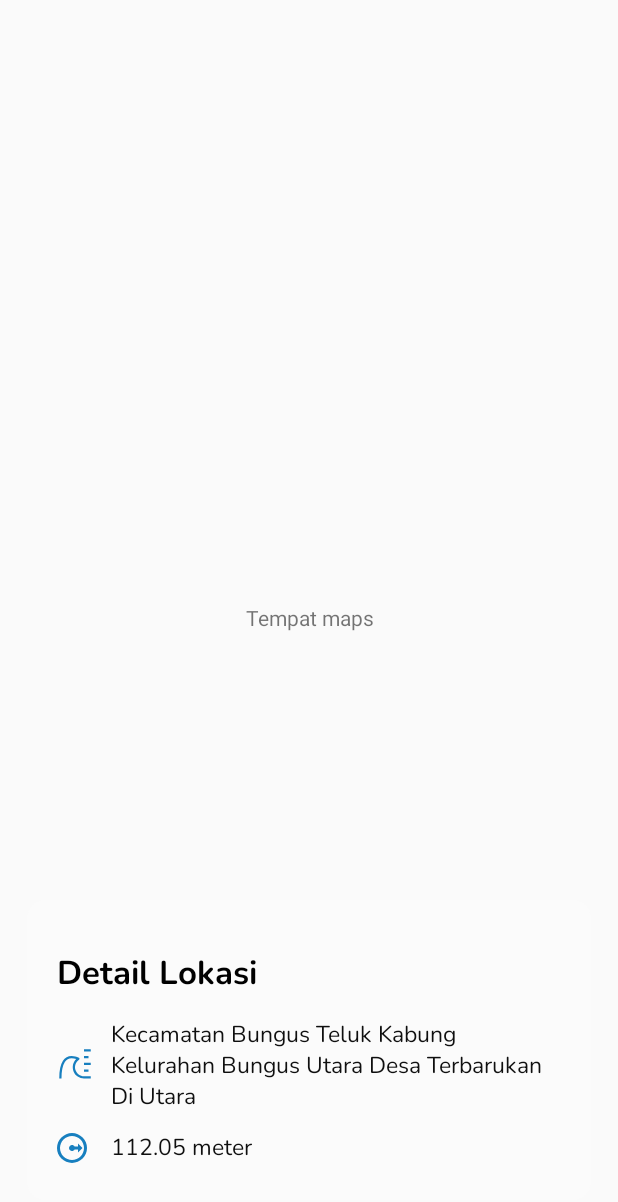
After one commit to fadilHidayatul/RawanBanjirApp, an Android app: the DetailDaerahActivity screen opened directly, with no data from a screen before it, on a phone screen of 412 x 824 dp. The commit adds this screen. Shown: the top 1202 px of the screen. Run offline under Robolectric (Android 15) with nearby library versions, the phone set to English and light mode, and no system bars; 3 statements that could not run were skipped.

Commit message:
Daerah Menu Done(Map Undone)

```diff
--- a/app/src/main/AndroidManifest.xml
+++ b/app/src/main/AndroidManifest.xml
@@ -1,6 +1,8 @@
 <?xml version="1.0" encoding="utf-8"?>
 <manifest xmlns:android="http://schemas.android.com/apk/res/android"
     package="com.example.rawanbanjirapp">
+
+    <uses-permission android:name="android.permission.INTERNET" />
 
     <application
         android:allowBackup="true"
@@ -9,7 +11,8 @@
         android:roundIcon="@mipmap/ic_launcher_round"
         android:supportsRtl="true"
         android:theme="@style/AppTheme">
-        <activity android:name=".Bantuan.BantuanActivity"></activity>
+        <activity android:name=".Daerah.DetailDaerahActivity"></activity>
+        <activity android:name=".Bantuan.BantuanActivity" />
         <activity android:name=".Informasi.DetailInformasiActivity" />
         <activity android:name=".Informasi.InformasiActivity" />
         <activity android:name=".Daerah.KelurahanActivity" />
--- /dev/null
+++ b/app/src/main/java/com/example/rawanbanjirapp/Daerah/DetailDaerahActivity.kt
@@ -0,0 +1,70 @@
+package com.example.rawanbanjirapp.Daerah
+
+import android.annotation.SuppressLint
+import android.content.Context
+import androidx.appcompat.app.AppCompatActivity
+import android.os.Bundle
+import android.widget.Toast
+import com.example.rawanbanjirapp.UtilsApi.ApiClient
+import com.example.rawanbanjirapp.databinding.ActivityDetailDaerahBinding
+import okhttp3.ResponseBody
+import org.json.JSONObject
+import retrofit2.Call
+import retrofit2.Callback
+import retrofit2.Response
+
+class DetailDaerahActivity : AppCompatActivity() {
+    private lateinit var binding : ActivityDetailDaerahBinding
+    private lateinit var context: Context
+
+    private var idkec : String = ""
+    private var idkel : String = ""
+
+
+
+    override fun onCreate(savedInstanceState: Bundle?) {
+        super.onCreate(savedInstanceState)
+        binding = ActivityDetailDaerahBinding.inflate(layoutInflater)
+        setContentView(binding.root)
+        context = this
+
+        var intent = intent
+        idkec = intent.getStringExtra("idkec")!!
+        idkel = intent.getStringExtra("idkel")!!
+
+        Toast.makeText(context,"$idkec & $idkel", Toast.LENGTH_SHORT).show()
+        getDataDaerah(idkec,idkel)
+    }
+
+    private fun getDataDaerah(idkec: String, idkel: String) {
+        ApiClient.getClient.getDaerah(idkec,idkel).enqueue(object : Callback<ResponseBody>{
+            override fun onResponse(call: Call<ResponseBody>, response: Response<ResponseBody>) {
+                if (response.isSuccessful){
+                    val jsonO = JSONObject(response.body()!!.string())
+                    if (jsonO.getString("status") == "200"){
+                        val jsonA = jsonO.getJSONArray("DATA")
+                        val data = jsonA.getJSONObject(0)
+
+                        val kecamatan = data.getString("nama_kecamatan")
+                        val kelurahan = data.getString("nama_kelurahan")
+                        val range = data.getString("luas")
+
+                        binding.keckel.text = "Kecamatan $kecamatan, Kelurahan $kelurahan"
+                        binding.range.text = "Radius $range m"
+
+                    }else{
+                        Toast.makeText(context,"${jsonO.getString("message")}", Toast.LENGTH_SHORT).show()
+                    }
+                }else{
+                    Toast.makeText(context,"Respon Failure", Toast.LENGTH_SHORT).show()
+                }
+            }
+
+            override fun onFailure(call: Call<ResponseBody>, t: Throwable) {
+                Toast.makeText(context,"Cek Koneksi Internet", Toast.LENGTH_SHORT).show()
+            }
+
+        })
+
+    }
+}
--- a/app/src/main/java/com/example/rawanbanjirapp/MainActivity.kt
+++ b/app/src/main/java/com/example/rawanbanjirapp/MainActivity.kt
@@ -7,6 +7,7 @@ import android.os.Bundle
 import android.view.View
 import android.widget.Toast
 import com.example.rawanbanjirapp.About.AboutActivity
+import com.example.rawanbanjirapp.Bantuan.BantuanActivity
 import com.example.rawanbanjirapp.Daerah.KecamatanActivity
 import com.example.rawanbanjirapp.Informasi.InformasiActivity
 import com.example.rawanbanjirapp.databinding.ActivityMainBinding
@@ -34,7 +35,7 @@ class MainActivity : AppCompatActivity() {
             startActivity(Intent(this, AboutActivity::class.java))
         }
         binding.menu5.setOnClickListener {
-            Toast.makeText(this,"Bantuan",Toast.LENGTH_SHORT).show()
+            startActivity(Intent(this, BantuanActivity::class.java))
         }
         binding.menu6.setOnClickListener {
             finish()
--- /dev/null
+++ b/app/src/main/java/com/example/rawanbanjirapp/UtilsApi/ApiClient.kt
@@ -0,0 +1,26 @@
+package com.example.rawanbanjirapp.UtilsApi
+
+import com.google.gson.GsonBuilder
+import okhttp3.OkHttpClient
+import okhttp3.logging.HttpLoggingInterceptor
+import retrofit2.Retrofit
+import retrofit2.converter.gson.GsonConverterFactory
+
+object ApiClient {
+    var BASE_URL : String = "http://192.168.100.35/banjirapp/"
+
+    val getClient : ApiInterface
+        get() {
+            val gson = GsonBuilder().setLenient().create()
+            val interceptor = HttpLoggingInterceptor().setLevel(HttpLoggingInterceptor.Level.BODY)
+            val client = OkHttpClient.Builder().addInterceptor(interceptor).build()
+
+            val retrofit = Retrofit.Builder()
+                .baseUrl(BASE_URL)
+                .client(client)
+                .addConverterFactory(GsonConverterFactory.create(gson))
+                .build()
+
+            return retrofit.create(ApiInterface::class.java)
+        }
+}
--- /dev/null
+++ b/app/src/main/java/com/example/rawanbanjirapp/UtilsApi/ApiInterface.kt
@@ -0,0 +1,24 @@
+package com.example.rawanbanjirapp.UtilsApi
+
+import okhttp3.ResponseBody
+import retrofit2.Call
+import retrofit2.http.*
+
+interface ApiInterface {
+    @GET("daerah/get_kecamatan.php")
+    fun getKecamatan(
+        //empty
+    ) : Call<ResponseBody>
+
+    @GET("daerah/get_kelurahan.php")
+    fun getKelurahan(
+        @Query("id_kecamatan") id_kecamatan : String
+    ) : Call<ResponseBody>
+
+    @FormUrlEncoded
+    @POST("daerah/get_daerah.php")
+    fun getDaerah(
+        @Field("id_kecamatan") id_kecamatan: String,
+        @Field("id_kelurahan") id_kelurahan : String
+    ) : Call<ResponseBody>
+}
--- /dev/null
+++ b/app/src/main/res/drawable/ic_detail_lokasi.xml
@@ -0,0 +1,21 @@
+<vector xmlns:android="http://schemas.android.com/apk/res/android"
+    android:width="24dp"
+    android:height="24dp"
+    android:viewportWidth="24"
+    android:viewportHeight="24">
+  <path
+      android:pathData="M18,1.5H22.5V3H18V1.5Z"
+      android:fillColor="#177FBF"/>
+  <path
+      android:pathData="M18,6H21V7.5H18V6Z"
+      android:fillColor="#177FBF"/>
+  <path
+      android:pathData="M18,10.5H22.5V12H18V10.5Z"
+      android:fillColor="#177FBF"/>
+  <path
+      android:pathData="M18,15H21V16.5H18V15Z"
+      android:fillColor="#177FBF"/>
+  <path
+      android:pathData="M22.5,21H18C16.5017,20.9948 15.0391,20.5425 13.7994,19.701C12.5598,18.8595 11.5995,17.6672 11.0415,16.2767C10.4835,14.8862 10.3532,13.3608 10.6673,11.8959C10.9815,10.4309 11.7257,9.093 12.8047,8.0535C11.8247,7.6923 10.7892,7.505 9.7448,7.5C8.8317,7.4908 7.9324,7.7232 7.1382,8.1736C6.3439,8.6241 5.6829,9.2766 5.2222,10.065C3.7478,12.3263 3,16.005 3,21H1.5C1.5,15.7095 2.3295,11.7548 3.9653,9.2453C4.563,8.2481 5.4106,7.4241 6.4244,6.855C7.4381,6.2858 8.5829,5.9911 9.7455,6H9.75C11.4351,6.024 13.0924,6.4324 14.5958,7.194C14.7116,7.2545 14.8096,7.3441 14.8802,7.4541C14.9507,7.5641 14.9913,7.6906 14.9978,7.8211C15.0044,7.9516 14.9768,8.0815 14.9177,8.1981C14.8587,8.3146 14.7702,8.4137 14.661,8.4855C13.5916,9.2041 12.781,10.2468 12.3484,11.4604C11.9158,12.674 11.884,13.9944 12.2578,15.2274C12.6316,16.4604 13.3912,17.5409 14.4248,18.31C15.4584,19.0791 16.7116,19.4962 18,19.5H22.5V21Z"
+      android:fillColor="#177FBF"/>
+</vector>
--- /dev/null
+++ b/app/src/main/res/drawable/ic_range.xml
@@ -0,0 +1,9 @@
+<vector xmlns:android="http://schemas.android.com/apk/res/android"
+    android:width="20dp"
+    android:height="20dp"
+    android:viewportWidth="20"
+    android:viewportHeight="20">
+  <path
+      android:pathData="M10,0C8.6868,0 7.3864,0.2587 6.1732,0.7612C4.9599,1.2637 3.8575,2.0003 2.9289,2.9289C1.0536,4.8043 0,7.3478 0,10C0,12.6522 1.0536,15.1957 2.9289,17.0711C3.8575,17.9997 4.9599,18.7362 6.1732,19.2388C7.3864,19.7413 8.6868,20 10,20C12.6522,20 15.1957,18.9464 17.0711,17.0711C18.9464,15.1957 20,12.6522 20,10C20,8.6868 19.7413,7.3864 19.2388,6.1732C18.7362,4.9599 17.9997,3.8575 17.0711,2.9289C16.1425,2.0003 15.0401,1.2637 13.8268,0.7612C12.6136,0.2587 11.3132,0 10,0V0ZM10,18C7.8783,18 5.8434,17.1571 4.3432,15.6569C2.8428,14.1566 2,12.1217 2,10C2,7.8783 2.8428,5.8434 4.3432,4.3432C5.8434,2.8428 7.8783,2 10,2C12.1217,2 14.1566,2.8428 15.6569,4.3432C17.1571,5.8434 18,7.8783 18,10C18,12.1217 17.1571,14.1566 15.6569,15.6569C14.1566,17.1571 12.1217,18 10,18V18ZM14,13V11H11.72C11.36,11.62 10.71,12 10,12C9.4696,12 8.9609,11.7893 8.5858,11.4142C8.2107,11.0391 8,10.5304 8,10C8,9.4696 8.2107,8.9609 8.5858,8.5858C8.9609,8.2107 9.4696,8 10,8C10.71,8 11.36,8.38 11.72,9H14V7L17,10L14,13Z"
+      android:fillColor="#177FBF"/>
+</vector>
--- /dev/null
+++ b/app/src/main/res/layout/activity_detail_daerah.xml
@@ -0,0 +1,93 @@
+<?xml version="1.0" encoding="utf-8"?>
+<RelativeLayout xmlns:android="http://schemas.android.com/apk/res/android"
+    xmlns:app="http://schemas.android.com/apk/res-auto"
+    xmlns:tools="http://schemas.android.com/tools"
+    android:layout_width="match_parent"
+    android:layout_height="match_parent"
+    tools:context=".Daerah.DetailDaerahActivity">
+
+    <TextView
+        android:id="@+id/testText"
+        android:text="Tempat maps"
+        android:gravity="center"
+        android:layout_width="match_parent"
+        android:layout_height="match_parent"/>
+
+    <androidx.cardview.widget.CardView
+        android:layout_alignParentBottom="true"
+        android:layout_marginHorizontal="18dp"
+        android:layout_marginBottom="24dp"
+        app:cardCornerRadius="12dp"
+        android:translationZ="-3dp"
+        android:alpha="0.2"
+        android:layout_width="match_parent"
+        android:layout_height="200dp" />
+
+    <LinearLayout
+        android:weightSum="5"
+        android:layout_alignParentBottom="true"
+        android:layout_marginHorizontal="38dp"
+        android:layout_marginBottom="24dp"
+        android:paddingVertical="8dp"
+        android:layout_width="match_parent"
+        android:layout_height="175dp"
+        android:orientation="vertical">
+        <TextView
+            android:alpha="1"
+            android:layout_weight="1"
+            android:text="Detail Lokasi"
+            android:fontFamily="@font/nunito_bold"
+            android:textColor="@color/black"
+            android:textSize="22sp"
+            android:layout_width="match_parent"
+            android:layout_height="wrap_content"/>
+
+        <RelativeLayout
+            android:layout_weight="1.5"
+            android:layout_width="match_parent"
+            android:layout_height="wrap_content">
+            <ImageView
+                android:id="@+id/img1"
+                android:layout_centerVertical="true"
+                android:src="@drawable/ic_detail_lokasi"
+                android:layout_marginEnd="12dp"
+                android:layout_width="wrap_content"
+                android:layout_height="wrap_content"/>
+            <TextView
+                android:id="@+id/keckel"
+                android:layout_toRightOf="@id/img1"
+                android:layout_centerVertical="true"
+                android:fontFamily="@font/nunito"
+                android:text="Kecamatan Bungus Teluk Kabung Kelurahan Bungus Utara Desa Terbarukan Di Utara"
+                android:textSize="15sp"
+                android:textColor="@color/black1"
+                android:layout_width="match_parent"
+                android:layout_height="wrap_content"/>
+        </RelativeLayout>
+
+        <RelativeLayout
+            android:layout_weight="1.5"
+            android:layout_width="match_parent"
+            android:layout_height="wrap_content">
+            <ImageView
+                android:id="@+id/img2"
+                android:layout_centerVertical="true"
+                android:src="@drawable/ic_range"
+                android:layout_marginEnd="16dp"
+                android:layout_width="wrap_content"
+                android:layout_height="wrap_content"/>
+            <TextView
+                android:id="@+id/range"
+                android:layout_toRightOf="@id/img2"
+                android:layout_centerVertical="true"
+                android:fontFamily="@font/nunito"
+                android:text="112.05 meter"
+                android:textSize="15sp"
+                android:textColor="@color/black1"
+                android:layout_width="match_parent"
+                android:layout_height="wrap_content"/>
+        </RelativeLayout>
+
+    </LinearLayout>
+
+</RelativeLayout>
--- a/app/src/main/res/layout/activity_splash_screen.xml
+++ b/app/src/main/res/layout/activity_splash_screen.xml
@@ -34,6 +34,6 @@
         android:layout_marginBottom="8dp"
         app:cardCornerRadius="2dp"
         android:elevation="0dp"
-        android:backgroundTint="@color/black1"/>
+        android:backgroundTint="@color/dark_blue"/>
 
 </RelativeLayout>
--- a/app/src/main/res/values/colors.xml
+++ b/app/src/main/res/values/colors.xml
@@ -7,6 +7,7 @@
     <color name="black1">#0f0f0f</color>
     <color name="white">#ffffff</color>
     <color name="white1">#f0f0f0</color>
+    <color name="blurwhite">#80ffffff</color>
     <color name="blue">#177FBF</color>
     <color name="dark_blue">#23468C</color>
     <color name="pink">#D9073F</color>
```
Also changed, not shown: app/build.gradle (+6 -2 lines), app/src/main/java/com/example/rawanbanjirapp/Daerah/Adapter/KecamatanAdapter.kt (+6 -3 lines), app/src/main/java/com/example/rawanbanjirapp/Daerah/Adapter/KelurahanAdapter.kt (+16 -5 lines), app/src/main/java/com/example/rawanbanjirapp/Daerah/KecamatanActivity.kt (+44 -4 lines), app/src/main/java/com/example/rawanbanjirapp/Daerah/KelurahanActivity.kt (+50 -6 lines), app/src/main/java/com/example/rawanbanjirapp/Daerah/Model/Kecamatan.java (added, +76 -0 lines), app/src/main/java/com/example/rawanbanjirapp/Daerah/Model/Kelurahan.java (added, +86 -0 lines).
